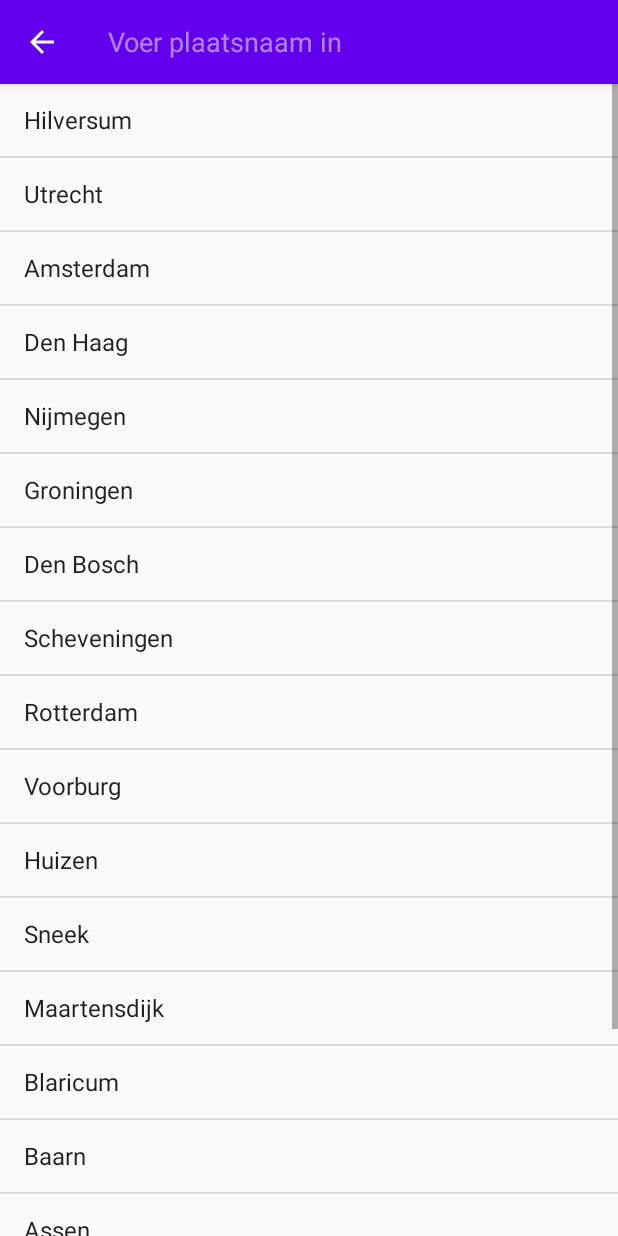
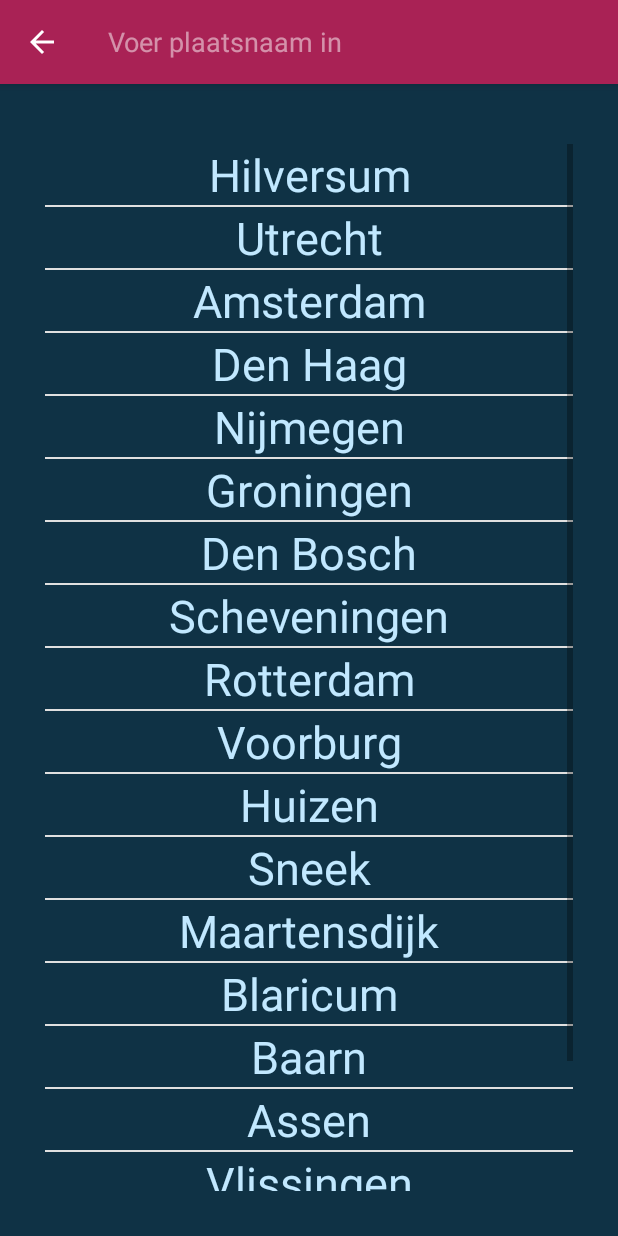
Before and after one commit to Blamant/LoginApplication, an Android app: the activity_search screen opened directly, with no data from a screen before it, after a tap on "Search", on a phone screen of 412 x 824 dp. Run offline under Robolectric (Android 15) with nearby library versions, the phone set to English and light mode, and no system bars.

Commit message:
iets aangepaste layout en bug free zoekscherm

```diff
--- a/app/src/main/java/com/example/loginapplication/activity_search.java
+++ b/app/src/main/java/com/example/loginapplication/activity_search.java
@@ -44,7 +44,7 @@ public class activity_search extends AppCompatActivity {
         mylist.add("Haarlem");
         mylist.add("Leiden");
 
-        arrayAdapter = new ArrayAdapter<>(this, android.R.layout.simple_list_item_1, mylist);
+        arrayAdapter = new ArrayAdapter<>(this, R.layout.mylistappearance, mylist);
         listView.setAdapter(arrayAdapter);
     }
 
--- a/app/src/main/res/layout/activity_search.xml
+++ b/app/src/main/res/layout/activity_search.xml
@@ -4,10 +4,17 @@
     xmlns:tools="http://schemas.android.com/tools"
     android:layout_width="match_parent"
     android:layout_height="match_parent"
+    android:orientation="vertical"
+    android:padding="30dp"
+    android:background="#0F3245"
     tools:context=".activity_search">
 
     <ListView
-        android:layout_width="wrap_content"
-        android:layout_height="wrap_content"
-        android:id="@+id/my_list"/>
+        android:id="@+id/my_list"
+        android:layout_width="match_parent"
+        android:layout_height="fill_parent"
+        android:layout_marginTop="10dp"
+        android:background="#FFFFFF"
+        />
+
 </LinearLayout>
--- /dev/null
+++ b/app/src/main/res/layout/mylistappearance.xml
@@ -0,0 +1,9 @@
+<?xml version="1.0" encoding="utf-8"?>
+<TextView xmlns:android="http://schemas.android.com/apk/res/android"
+    android:id="@+id/tv"
+    android:textColor="#C1E8FF"
+    android:background="#0F3245"
+    android:textSize="30dp"
+    android:layout_width="fill_parent"
+    android:gravity="center"
+    android:layout_height="fill_parent"/>
--- a/app/src/main/res/values/styles.xml
+++ b/app/src/main/res/values/styles.xml
@@ -2,7 +2,7 @@
     <!-- Base application theme. -->
     <style name="AppTheme" parent="Theme.AppCompat.Light.DarkActionBar">
         <!-- Customize your theme here. -->
-        <item name="colorPrimary">@color/colorPrimary</item>
+        <item name="colorPrimary">#A92255</item>
         <item name="colorPrimaryDark">@color/colorPrimaryDark</item>
         <item name="colorAccent">@color/colorAccent</item>
     </style>
```
